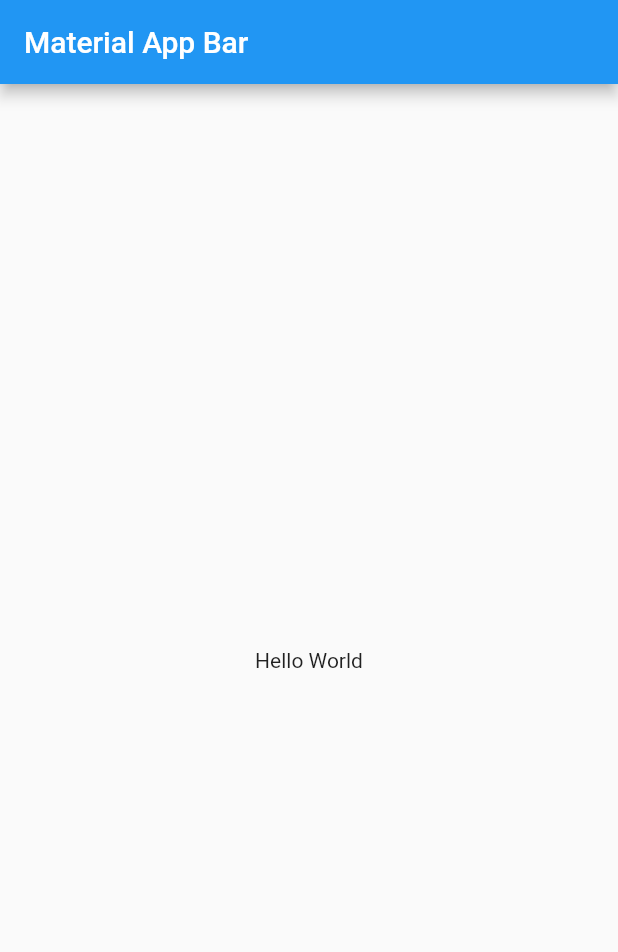
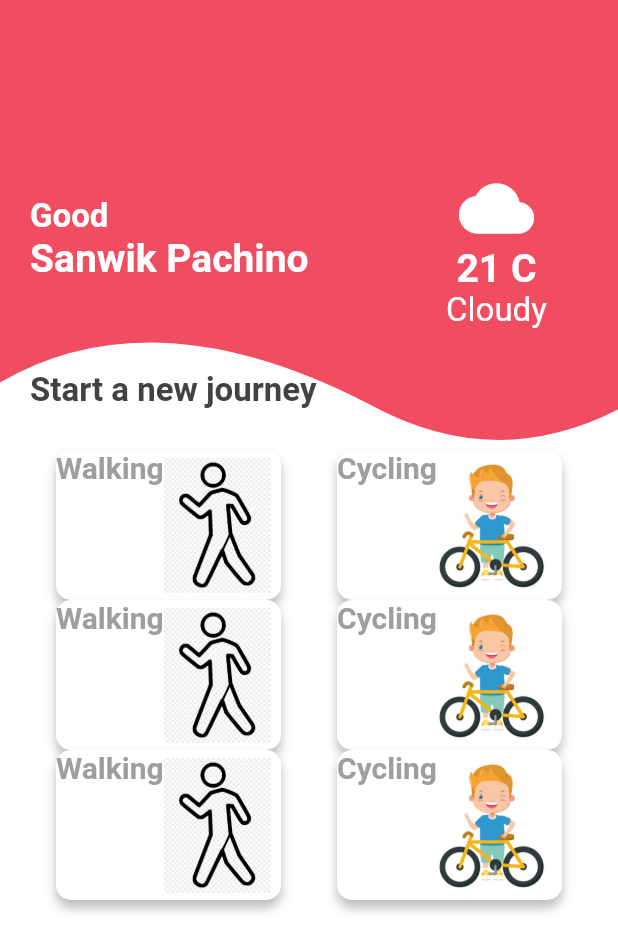
Before and after one commit to Coihue555/fl-socialappchallenge, a Flutter app: the screen it shows after launch, on a phone screen of 412 x 824 dp. Shown: the top 952 px of the screen. Run offline on Flutter 3.47's test engine with Material 2 defaults, Android fonts, the light colour scheme and no system bars; our stand-ins replace animate_do.

Commit message:
activity cards done

```diff
--- a/app_challenge/lib/main.dart
+++ b/app_challenge/lib/main.dart
@@ -1,22 +1,15 @@
 import 'package:flutter/material.dart';
-
+import 'package:app_challenge/pages/page1.dart';
 void main() => runApp(MyApp());
 
 class MyApp extends StatelessWidget {
   @override
   Widget build(BuildContext context) {
     return MaterialApp(
+      debugShowCheckedModeBanner: false,
       title: 'Material App',
-      home: Scaffold(
-        appBar: AppBar(
-          title: Text('Material App Bar'),
-        ),
-        body: Center(
-          child: Container(
-            child: Text('Hello World'),
-          ),
-        ),
-      ),
+      home: MainPage(),
+
     );
   }
 }
--- /dev/null
+++ b/app_challenge/lib/pages/page1.dart
@@ -0,0 +1,62 @@
+
+import 'package:flutter/material.dart';
+
+import '../widgets/widgets.dart';
+
+
+class MainPage extends StatelessWidget {
+
+  @override
+  Widget build(BuildContext context) {
+    return Scaffold(
+      backgroundColor: Colors.white,
+      body: SafeArea(
+        child: Column(
+          children: [
+            Container(
+              height: 300,
+              color: Colors.white,
+              child: StackHeader(),
+            ),
+
+            SingleChildScrollView(
+              scrollDirection: Axis.vertical,
+              child: Column(
+                children: [
+                  Row(
+                    mainAxisAlignment: MainAxisAlignment.spaceEvenly,
+                    crossAxisAlignment: CrossAxisAlignment.center,
+                    children: const[
+                      ActivityCard('Walking', 'walk.png'),
+                      ActivityCard('Cycling', 'cycling.png'),
+
+                    ],
+                  ),
+                  Row(
+                    mainAxisAlignment: MainAxisAlignment.spaceEvenly,
+                    crossAxisAlignment: CrossAxisAlignment.center,
+                    children: const[
+                      ActivityCard('Walking', 'walk.png'),
+                      ActivityCard('Cycling', 'cycling.png'),
+
+                    ],
+                  ),
+                  Row(
+                    mainAxisAlignment: MainAxisAlignment.spaceEvenly,
+                    crossAxisAlignment: CrossAxisAlignment.center,
+                    children: const[
+                      ActivityCard('Walking', 'walk.png'),
+                      ActivityCard('Cycling', 'cycling.png'),
+
+                    ],
+                  ),
+
+                ],
+              )
+            )
+          ],
+        ),
+      ),
+    );
+  }
+}
--- /dev/null
+++ b/app_challenge/lib/widgets/activity_card.dart
@@ -0,0 +1,40 @@
+import 'package:flutter/material.dart';
+
+class ActivityCard extends StatelessWidget {
+
+  final String actividad;
+  final String imagePath;
+
+  const ActivityCard(this.actividad, this.imagePath);
+
+  @override
+  Widget build(BuildContext context) {
+    return Container(
+      height: 100,
+      width: 150,
+      decoration: BoxDecoration(
+        borderRadius: BorderRadius.circular(10),
+        color: Colors.white,
+        boxShadow: const [
+          BoxShadow(
+            color: Colors.black26,
+            blurRadius: 5,
+            offset: Offset(0, 5),
+          ),
+        ],
+      ),
+      child: Row(
+        children: [
+          Container(
+            alignment: Alignment.topLeft,
+            child: Text(actividad, style:TextStyle(fontSize: 20, fontWeight: FontWeight.bold, color: Colors.grey))),
+          Image(
+            height: 90,
+            image: AssetImage('assets/$imagePath',
+             )
+          )
+        ],
+      ),
+    );
+  }
+}
--- /dev/null
+++ b/app_challenge/lib/widgets/stack_header.dart
@@ -0,0 +1,56 @@
+import 'package:app_challenge/widgets/headers.dart';
+import 'package:flutter/material.dart';
+import 'package:animate_do/animate_do.dart';
+
+class StackHeader extends StatelessWidget {
+
+
+  @override
+  Widget build(BuildContext context) {
+    return Stack(
+      fit: StackFit.expand,
+      children: [
+        HeaderWave(color: Color.fromARGB(255, 240, 76, 98)),
+        Positioned(
+          bottom: 10,
+          left: 20,
+          child: Column(
+            children: [
+              Row(
+                children: [
+                  Column(
+                    crossAxisAlignment: CrossAxisAlignment.start,
+                    children: [
+                      const Text('Good', style: TextStyle(color: Colors.white, fontSize: 22, fontWeight: FontWeight.bold)),
+                      const Text('Sanwik Pachino', style: TextStyle(color: Colors.white, fontSize: 26, fontWeight: FontWeight.bold)),
+                      const SizedBox(height: 60,),
+                      Text('Start a new journey', style: TextStyle(color: Colors.grey.shade800, fontSize: 22, fontWeight: FontWeight.bold))
+                    ],
+                  ),
+                  Container(width: 80,),
+                  Column(
+                    children: [
+                      SlideInRight(
+                        from: 8,
+                        child: Icon(Icons.cloud, size: 50, color: Colors.white,)),
+                      SlideInRight(
+                        from: 10,
+                        child: Text('21 C', style: TextStyle(color: Colors.white, fontSize: 26, fontWeight: FontWeight.bold))),
+                      SlideInLeft(
+                        from: 8,
+                        child: SlideInUp(
+                          from:8,
+                          child: Text('Cloudy', style: TextStyle(color: Colors.white, fontSize: 22))),
+                      ),
+                      Container(width: 80, height: 70,),
+                    ],
+                  )
+                ],
+              ),
+            ],
+          ),
+        )
+
+    ],);
+  }
+}
--- /dev/null
+++ b/app_challenge/lib/widgets/widgets.dart
@@ -0,0 +1,4 @@
+export 'package:app_challenge/widgets/headers.dart';
+
+export 'package:app_challenge/widgets/stack_header.dart';
+export 'package:app_challenge/widgets/activity_card.dart';
--- a/app_challenge/pubspec.yaml
+++ b/app_challenge/pubspec.yaml
@@ -34,6 +34,7 @@ dependencies:
   # The following adds the Cupertino Icons font to your application.
   # Use with the CupertinoIcons class for iOS style icons.
   cupertino_icons: ^1.0.2
+  animate_do: ^2.1.0
 
 dev_dependencies:
   flutter_test:
@@ -58,8 +59,8 @@ flutter:
   uses-material-design: true
 
   # To add assets to your application, add an assets section, like this:
-  # assets:
-  #   - images/a_dot_burr.jpeg
+  assets:
+   - assets/
   #   - images/a_dot_ham.jpeg
 
   # An image asset can refer to one or more resolution-specific "variants", see
```
Also changed, not shown: app_challenge/lib/widgets/headers.dart (added, +101 -0 lines), app_challenge/assets/cycling.png (added), app_challenge/assets/walk.png (added), app_challenge/lib/pages/page2.dart (added), app_challenge/pubspec.lock, 1 other file.
